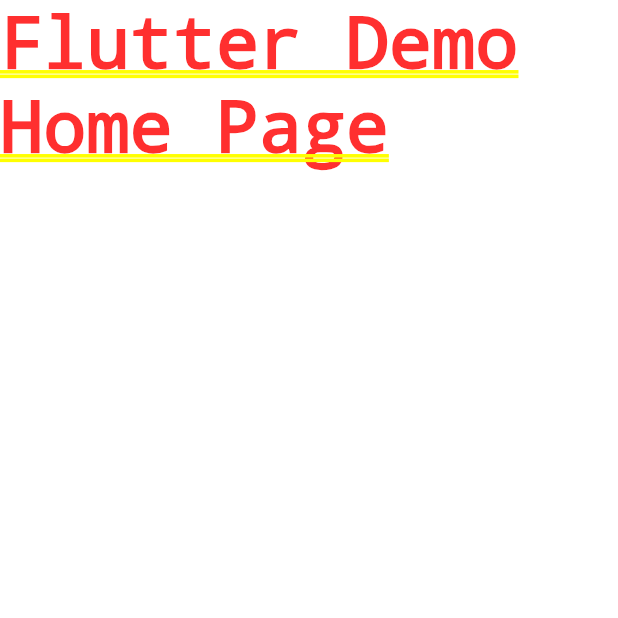
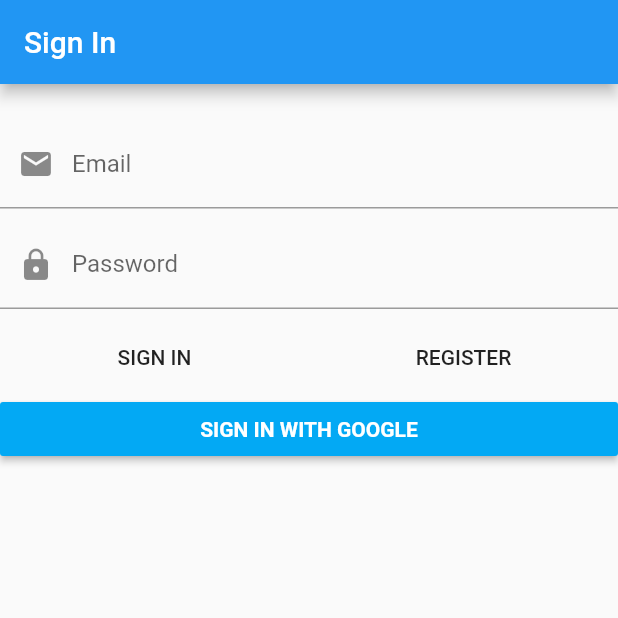
Before and after one commit to AlexMubarakshin/flutter-learn-ddd, a Flutter app: the screen it shows after launch, on a phone screen of 412 x 824 dp, the top half of it. Run offline on Flutter 3.47's test engine with Material 2 defaults, Android fonts, the phone set to English and light mode, and no system bars; our stand-ins replace bloc, dartz, firebase_auth, flushbar, flutter_bloc, freezed_annotation and 3 more; accounts and stored records are empty; generated files the repository leaves out were written again.

Commit message:
✨ Add signIn form

```diff
--- a/lib/domain/auth/value_objects.dart
+++ b/lib/domain/auth/value_objects.dart
@@ -5,6 +5,7 @@ import '../core/value_objects.dart';
 import '../core/value_validators.dart';
 
 class EmailAddress extends ValueObject<String> {
+  @override
   final Either<ValueFialure<String>, String> value;
 
   factory EmailAddress(String input) {
@@ -20,6 +21,7 @@ class EmailAddress extends ValueObject<String> {
 }
 
 class Password extends ValueObject<String> {
+  @override
   final Either<ValueFialure<String>, String> value;
 
   factory Password(String input) {
--- a/lib/domain/core/errors.dart
+++ b/lib/domain/core/errors.dart
@@ -7,7 +7,7 @@ class UnexpectedValueError extends Error {
 
   @override
   String toString() {
-    final String explonation =
+    const String explonation =
         'Encountered a ValueFailure an at unrecoverable point. Terminating.';
     return Error.safeToString('$explonation Failure was: $valueFailure');
   }
--- a/lib/main.dart
+++ b/lib/main.dart
@@ -1,22 +1,10 @@
 import 'package:flutter/material.dart';
 import 'package:injectable/injectable.dart';
 
+import './presentation/core/app_widget.dart';
 import 'injection.dart';
 
 void main() {
   configureInjection(Environment.prod);
-  runApp(MyApp());
+  runApp(AppWidget());
 }
-
-class MyApp extends StatelessWidget {
-  @override
-  Widget build(BuildContext context) {
-    return MaterialApp(
-      title: 'Flutter Demo',
-      theme: ThemeData(
-        primarySwatch: Colors.blue,
-      ),
-      home: Text('Flutter Demo Home Page'),
-    );
-  }
-}
--- /dev/null
+++ b/lib/presentation/core/app_widget.dart
@@ -0,0 +1,16 @@
+import 'package:flutter/material.dart';
+
+import '../sign_in/sign_in_page.dart';
+
+class AppWidget extends StatelessWidget {
+  @override
+  Widget build(BuildContext context) {
+    return MaterialApp(
+      title: 'Flutter Demo',
+      theme: ThemeData(
+        primarySwatch: Colors.blue,
+      ),
+      home: SignInPage(),
+    );
+  }
+}
--- /dev/null
+++ b/lib/presentation/sign_in/sign_in_page.dart
@@ -0,0 +1,21 @@
+import 'package:flutter/material.dart';
+import 'package:flutter_bloc/flutter_bloc.dart';
+
+import '../../application/auth/sign_in_form/sign_in_form_bloc.dart';
+import '../../injection.dart';
+import 'widgets/sign_in_form.dart';
+
+class SignInPage extends StatelessWidget {
+  @override
+  Widget build(BuildContext context) {
+    return Scaffold(
+      appBar: AppBar(
+        title: const Text('Sign In'),
+      ),
+      body: BlocProvider(
+        create: (context) => getIt<SignInFormBloc>(),
+        child: SignInForm(),
+      ),
+    );
+  }
+}
--- /dev/null
+++ b/lib/presentation/sign_in/widgets/sign_in_form.dart
@@ -0,0 +1,128 @@
+import 'package:flushbar/flushbar_helper.dart';
+import 'package:flutter/material.dart';
+import 'package:flutter_bloc/flutter_bloc.dart';
+
+import '../../../application/auth/sign_in_form/sign_in_form_bloc.dart';
+
+class SignInForm extends StatelessWidget {
+  @override
+  Widget build(BuildContext context) {
+    return BlocConsumer<SignInFormBloc, SignInFormState>(
+      listener: (context, state) {
+        state.authFailureOrSuccessOption.fold(
+          () {},
+          (either) => either.fold(
+            (failure) {
+              FlushbarHelper.createError(
+                message: failure.map(
+                  cancelledByUser: (_) => 'Cancelled',
+                  serverError: (_) => 'Server error',
+                  emailAlreadyInUse: (_) => 'Email already in use',
+                  invalidEmailAndPasswordCombination: (_) =>
+                      'Invalid email and password combination',
+                ),
+              ).show(context);
+            },
+            (_) {
+              // TODO: Navigate
+            },
+          ),
+        );
+      },
+      builder: (context, state) {
+        return Form(
+          autovalidate: state.showErrorMessages,
+          child: ListView(
+            children: [
+              const SizedBox(height: 24),
+              TextFormField(
+                decoration: const InputDecoration(
+                  prefixIcon: Icon(Icons.email),
+                  labelText: 'Email',
+                ),
+                autocorrect: false,
+                onChanged: (value) => context
+                    .bloc<SignInFormBloc>()
+                    .add(SignInFormEvent.emailChanged(value)),
+                validator: (_) => context
+                    .bloc<SignInFormBloc>()
+                    .state
+                    .emailAddress
+                    .value
+                    .fold(
+                      (f) => f.maybeMap(
+                        invalidEmail: (_) => 'Invalid Email',
+                        orElse: () => null,
+                      ),
+                      (_) => null,
+                    ),
+              ),
+              const SizedBox(height: 8),
+              TextFormField(
+                decoration: const InputDecoration(
+                  prefixIcon: Icon(Icons.lock),
+                  labelText: 'Password',
+                ),
+                autocorrect: false,
+                obscureText: true,
+                onChanged: (value) => context
+                    .bloc<SignInFormBloc>()
+                    .add(SignInFormEvent.passwordChanged(value)),
+                validator: (_) =>
+                    context.bloc<SignInFormBloc>().state.password.value.fold(
+                          (f) => f.maybeMap(
+                            shortPassword: (_) => 'Short Password',
+                            orElse: () => null,
+                          ),
+                          (_) => null,
+                        ),
+              ),
+              const SizedBox(height: 8),
+              Row(
+                children: [
+                  Expanded(
+                    child: FlatButton(
+                      onPressed: () {
+                        context.bloc<SignInFormBloc>().add(
+                              const SignInFormEvent
+                                  .signInWithEmailAndPasswordPress(),
+                            );
+                      },
+                      child: const Text('SIGN IN'),
+                    ),
+                  ),
+                  Expanded(
+                    child: FlatButton(
+                      onPressed: () {
+                        context.bloc<SignInFormBloc>().add(
+                              const SignInFormEvent
+                                  .registerWithEmailAndPasswordPress(),
+                            );
+                      },
+                      child: const Text('REGISTER'),
+                    ),
+                  ),
+                ],
+              ),
+              RaisedButton(
+                onPressed: () {
+                  context
+                      .bloc<SignInFormBloc>()
+                      .add(const SignInFormEvent.signInWithGooglePress());
+                },
+                color: Colors.lightBlue,
+                child: const Text(
+                  'SIGN IN WITH GOOGLE',
+                  style: TextStyle(
+                    color: Colors.white,
+                    fontWeight: FontWeight.bold,
+                  ),
+                ),
+              )
+            ],
+          ),
+        );
+      },
+    );
+  }
+}
```
Also changed, not shown: pubspec.yaml (+5 -2 lines), pubspec.lock, 16 other files.
